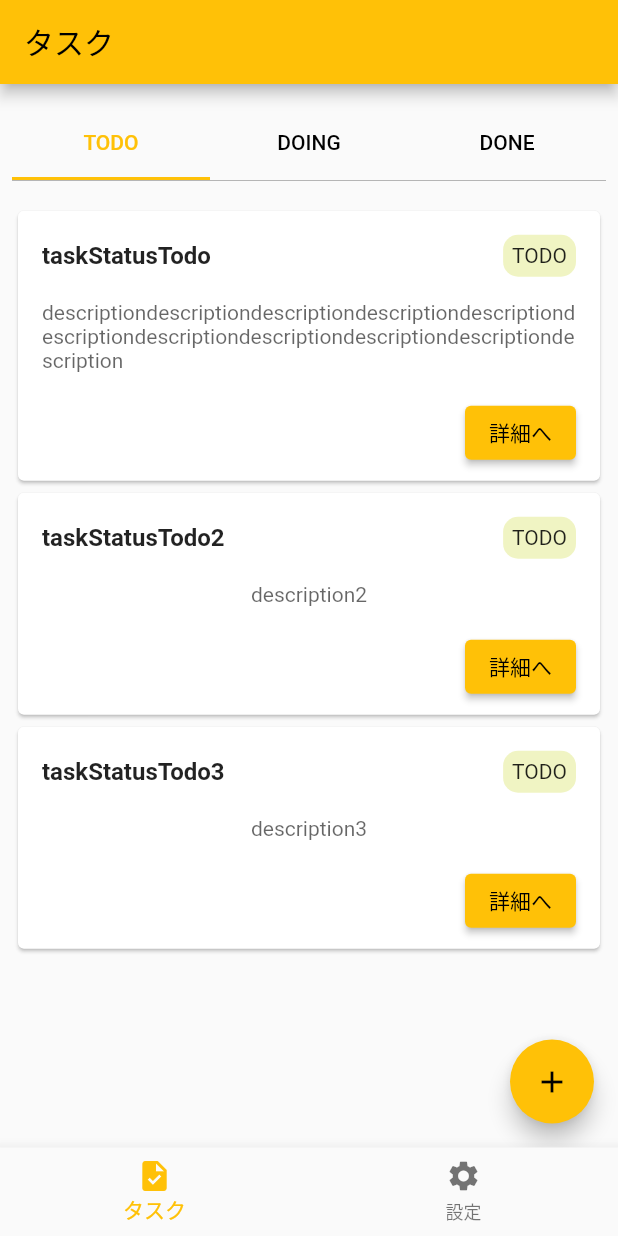
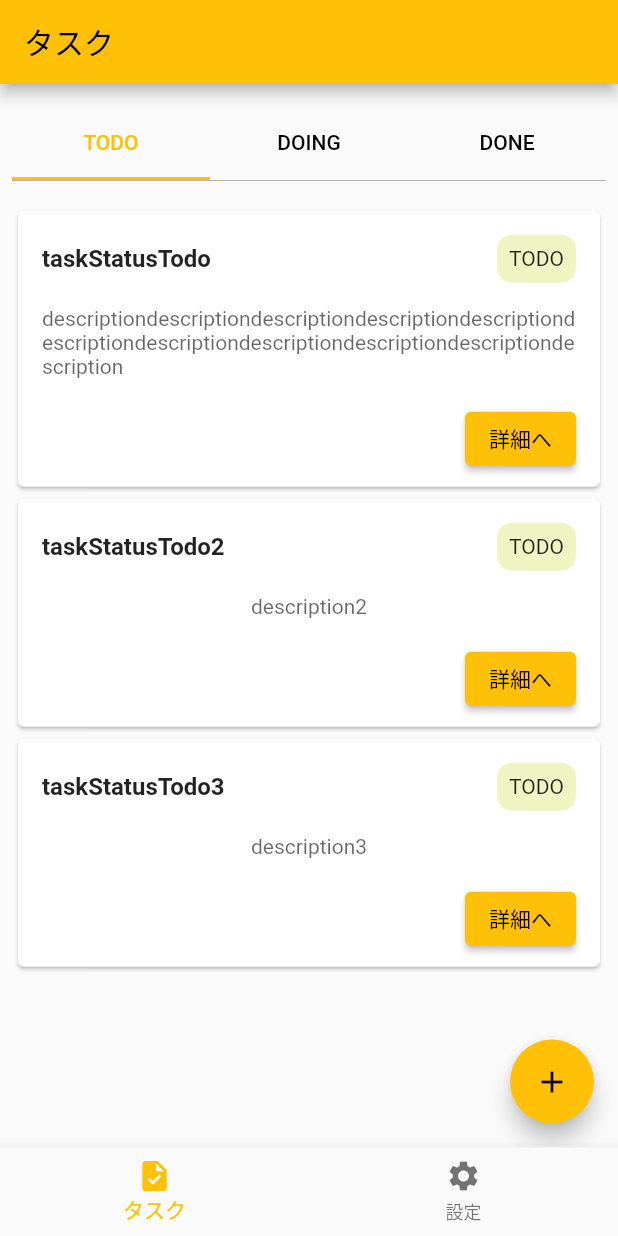
Before and after one commit to ume-kun1015/board, a Flutter app: the screen it shows after launch, on a phone screen of 412 x 824 dp. Run offline on Flutter 3.47's test engine with Material 2 defaults, Android fonts, the phone set to English and light mode, and no system bars; our stand-ins replace flutter_hooks, hooks_riverpod; missing offline and left inert: app_settings.

Commit message:
fix: fix padding

```diff
--- a/lib/components/tasks/task_card.dart
+++ b/lib/components/tasks/task_card.dart
@@ -58,7 +58,7 @@ class TaskCard extends ConsumerWidget {
                   ),
                 ),
                 Container(
-                  padding: const EdgeInsets.all(6.0),
+                  padding: const EdgeInsets.all(8.0),
                   decoration: BoxDecoration(
                     borderRadius: BorderRadius.circular(10),
                     color: statusColor(),
```
